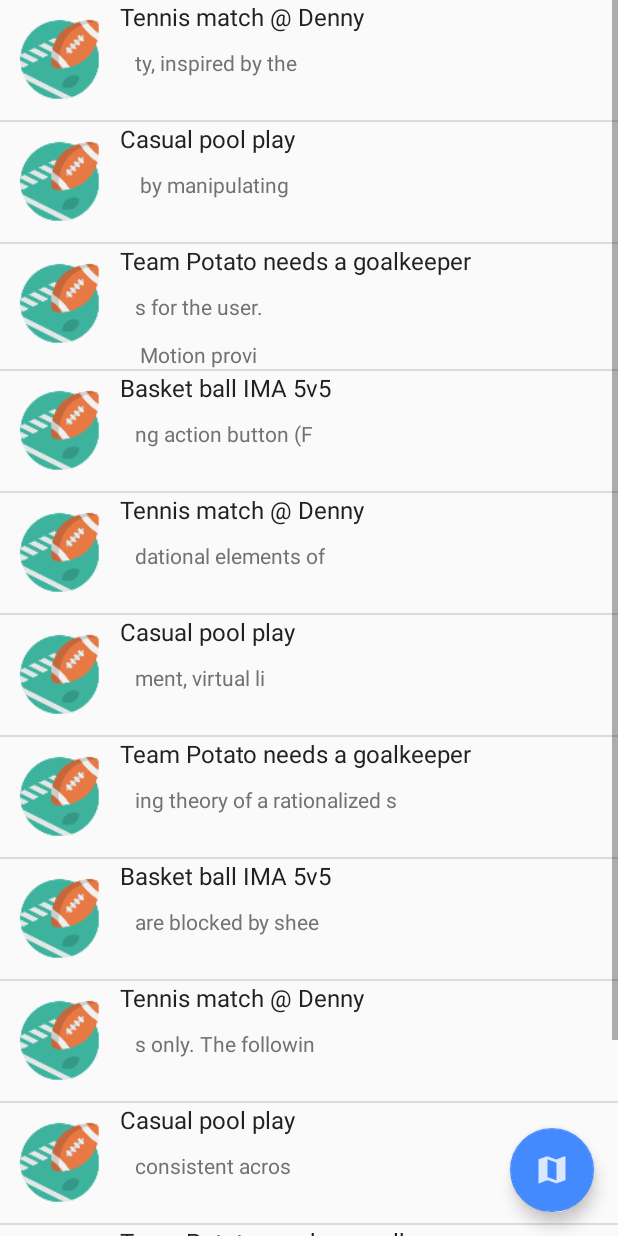
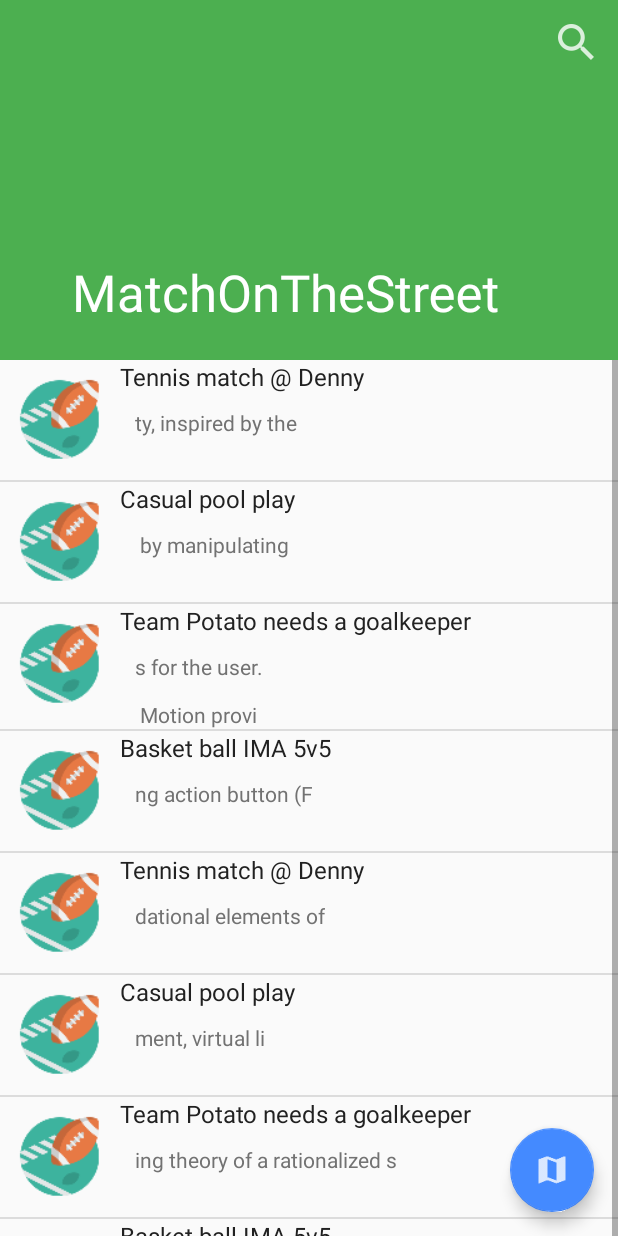
Before and after one commit to MatchOnTheStreet/MatchOnTheStreet, an Android app: the ListViewActivity screen opened directly, with no data from a screen before it, after a tap on "Tennis match @ Denny", on a phone screen of 412 x 824 dp. Run offline under Robolectric (Android 15) with nearby library versions, the light colour scheme and no system bars.

Commit message:
Expandable toolbar in list view in progress. Added RecyclerViewAdapter

```diff
--- a/app/build.gradle
+++ b/app/build.gradle
@@ -2,7 +2,7 @@ apply plugin: 'com.android.application'
 
 android {
     compileSdkVersion 23
-    buildToolsVersion "23.0.2"
+    buildToolsVersion "23.0.1"
 
     defaultConfig {
         applicationId "com.cse403.matchonthestreet"
--- a/app/src/main/java/com/cse403/matchonthestreet/ListViewActivity.java
+++ b/app/src/main/java/com/cse403/matchonthestreet/ListViewActivity.java
@@ -1,14 +1,18 @@
 package com.cse403.matchonthestreet;
 
-import android.app.ListActivity;
-//import android.support.v7.app.AppCompatActivity;
 import android.content.Intent;
 import android.location.Location;
+import android.os.Build;
 import android.os.Bundle;
 import android.support.design.widget.FloatingActionButton;
+import android.support.v7.app.AppCompatActivity;
+import android.support.v7.widget.Toolbar;
+import android.transition.Slide;
+import android.view.Menu;
+import android.view.MenuInflater;
+import android.view.MotionEvent;
 import android.view.View;
 import android.widget.AdapterView;
-import android.widget.ArrayAdapter;
 import android.widget.ListView;
 import android.widget.Toast;
 
@@ -17,6 +21,8 @@ import java.util.Date;
 import java.util.List;
 import java.util.Random;
 
+//import android.support.v7.app.AppCompatActivity;
+
 /**
  * Created by Hao on 2/6/16.
  *
@@ -24,16 +30,20 @@ import java.util.Random;
  * A representation of all available events in a list format.
  *
  */
-public class ListViewActivity extends ListActivity {
+public class ListViewActivity extends AppCompatActivity {
 
     ListView listView;
 
     @Override
     protected void onCreate(Bundle savedInstanceState) {
         super.onCreate(savedInstanceState);
+        initActivityTransitions();
         setContentView(R.layout.activity_list_view);
 
-        //getActionBar().show();
+        //ViewCompat.setTransitionName(findViewById(R.id.app_bar_layout), );
+
+        setSupportActionBar((Toolbar) findViewById(R.id.toolbar));
+        //getSupportActionBar().setDisplayHomeAsUpEnabled(true);
 
         // get ListView obj from xml
         listView = (ListView) findViewById(android.R.id.list);
@@ -42,6 +52,66 @@ public class ListViewActivity extends ListActivity {
         FloatingActionButton fabToMap =
                 (FloatingActionButton) this.findViewById(R.id.fab_list_to_map);
 
+
+        ListViewAdapter listAdapter = new ListViewAdapter(this, R.layout.list_item_layout, populateDummyData());
+        listView.setAdapter(listAdapter);
+
+        // ListView Item Click Listener
+        listView.setOnItemClickListener(new AdapterView.OnItemClickListener() {
+
+            @Override
+            public void onItemClick(AdapterView<?> parent, View view,
+                                    int position, long id) {
+                // ListView Clicked item value
+                String itemValue = ((ListItem) listView.getItemAtPosition(position)).event.location.toString();
+
+                // Show Alert
+                Toast.makeText(getApplicationContext(),
+                        "Item index :" + position + "  Location : " + itemValue, Toast.LENGTH_LONG)
+                        .show();
+
+            }
+
+        });
+
+        fabToMap.setOnClickListener(new View.OnClickListener() {
+            public void onClick(View v) {
+                Intent intent = new Intent(ListViewActivity.this, MapsActivity.class);
+
+                // TODO: send extra msg to map view, e.g. user location
+
+                startActivity(intent);
+            }
+        });
+    }
+
+    @Override
+    public boolean onCreateOptionsMenu(Menu menu) {
+        MenuInflater inflater = getMenuInflater();
+        inflater.inflate(R.menu.list_view_search, menu);
+
+        return true;
+    }
+
+    @Override
+    public boolean dispatchTouchEvent(MotionEvent motionEvent) {
+        try {
+            return super.dispatchTouchEvent(motionEvent);
+        } catch (NullPointerException e) {
+            return false;
+        }
+    }
+
+    private void initActivityTransitions() {
+        if (Build.VERSION.SDK_INT >= Build.VERSION_CODES.LOLLIPOP) {
+            Slide transition = new Slide();
+            transition.excludeTarget(android.R.id.statusBarBackground, true);
+            getWindow().setEnterTransition(transition);
+            getWindow().setReturnTransition(transition);
+        }
+    }
+
+    private List<ListItem> populateDummyData() {
         // Sample string values to store in list
         String[] sampleVal = new String[]{"Tennis match @ Denny",
                 "Casual pool play",
@@ -55,12 +125,6 @@ public class ListViewActivity extends ListActivity {
                 "Casual pool play",
                 "Team Potato needs a goalkeeper",
                 "Basket ball IMA 5v5"};
-
-        // Adapter for the list
-        // Params: (Context, Layout for a row, ID of the TextView, Array of data)
-        /* ArrayAdapter<String> listAdapter = new ArrayAdapter<>(this,
-                android.R.layout.activity_list_item, android.R.id.text1, sampleVal);
-         */
 
         List<ListItem> listItems = new ArrayList<>();
         Random rand = new Random();
@@ -81,40 +145,6 @@ public class ListViewActivity extends ListActivity {
             listItems.add(new ListItem(e));
         }
 
-        ListViewAdapter listAdapter = new ListViewAdapter(this, R.layout.list_item_layout, listItems);
-
-        listView.setAdapter(listAdapter);
-
-        // ListView Item Click Listener
-        listView.setOnItemClickListener(new AdapterView.OnItemClickListener() {
-
-            @Override
-            public void onItemClick(AdapterView<?> parent, View view,
-                                    int position, long id) {
-
-                // ListView Clicked item index
-                int itemPosition = position;
-
-                // ListView Clicked item value
-                String itemValue = ((ListItem) listView.getItemAtPosition(position)).event.location.toString();
-
-                // Show Alert
-                Toast.makeText(getApplicationContext(),
-                        "Item index :" + itemPosition + "  Location : " + itemValue, Toast.LENGTH_LONG)
-                        .show();
-
-            }
-
-        });
-
-        fabToMap.setOnClickListener(new View.OnClickListener() {
-            public void onClick(View v) {
-                Intent intent = new Intent(ListViewActivity.this, MapsActivity.class);
-
-                // TODO: send extra msg to map view, e.g. user location
-
-                startActivity(intent);
-            }
-        });
+        return listItems;
     }
 }
--- /dev/null
+++ b/app/src/main/java/com/cse403/matchonthestreet/RecyclerViewAdapter.java
@@ -0,0 +1,64 @@
+package com.cse403.matchonthestreet;
+
+import android.content.Context;
+import android.support.v7.widget.RecyclerView;
+import android.view.LayoutInflater;
+import android.view.View;
+import android.view.ViewGroup;
+import android.widget.ImageView;
+import android.widget.TextView;
+
+import java.util.List;
+
+/**
+ * Created by whale on 2/17/16.
+ */
+public class RecyclerViewAdapter extends RecyclerView.Adapter<RecyclerViewAdapter.ViewHolder> {
+
+    private List<ListItem> items;
+    private Context context;
+
+    public RecyclerViewAdapter(Context context, List<ListItem> items) {
+        this.items = items;
+        this.context = context;
+    }
+
+    @Override
+    public ViewHolder onCreateViewHolder(ViewGroup viewGroup, int pos) {
+        View view = LayoutInflater.from(viewGroup.getContext()).inflate(
+                R.layout.list_item_layout, null
+        );
+        ViewHolder viewHolder = new ViewHolder(view);
+        return viewHolder;
+    }
+
+    @Override
+    public void onBindViewHolder(ViewHolder viewHolder, int pos) {
+        ListItem listItem = items.get(pos);
+
+        // Set the title and description of the listed item
+        viewHolder.txtDesc.setText(listItem.getDesc());
+        viewHolder.txtTitle.setText(listItem.getTitle());
+
+        // TODO: Here I hardcoded the image resource
+        viewHolder.imageView.setImageResource(R.mipmap.ic_launcher);
+    }
+
+    @Override
+    public int getItemCount() {
+        return (items != null ? items.size() : 0);
+    }
+
+    public class ViewHolder extends RecyclerView.ViewHolder {
+        ImageView imageView;
+        TextView txtTitle;
+        TextView txtDesc;
+
+        public ViewHolder(View v) {
+            super(v);
+            this.imageView = (ImageView) v.findViewById(R.id.icon);
+            this.txtTitle = (TextView) v.findViewById(R.id.title);
+            this.txtDesc = (TextView) v.findViewById(R.id.desc);
+        }
+    }
+}
--- a/app/src/main/res/layout/activity_list_view.xml
+++ b/app/src/main/res/layout/activity_list_view.xml
@@ -5,13 +5,60 @@
     xmlns:app="http://schemas.android.com/apk/res-auto"
     android:layout_width="match_parent"
     android:layout_height="match_parent"
+    android:fitsSystemWindows="true"
     android:theme="@style/AppTheme">
 
-    <ListView
-        android:id="@android:id/list"
+    <android.support.design.widget.AppBarLayout
+        android:id="@+id/app_bar_layout"
+        android:layout_width="match_parent"
+        android:layout_height="240dp"
+        android:theme="@style/ThemeOverlay.AppCompat.Dark.ActionBar"
+        android:fitsSystemWindows="true">
+
+        <android.support.design.widget.CollapsingToolbarLayout
+            android:id="@+id/collapsing_toolbar"
+            android:layout_width="match_parent"
+            android:layout_height="match_parent"
+            app:layout_scrollFlags="scroll|exitUntilCollapsed"
+            app:contentScrim="?attr/colorPrimary"
+            app:expandedTitleMarginStart="48dp"
+            app:expandedTitleMarginEnd="64dp"
+            android:fitsSystemWindows="true">
+
+            <!--com.antonioleiva.materializeyourapp.SquareImageView
+                android:id="@+id/image"
+                android:layout_width="match_parent"
+                android:layout_height="wrap_content"
+                android:scaleType="centerCrop"
+                android:fitsSystemWindows="true"
+                app:layout_collapseMode="parallax"/-->
+
+
+            <android.support.v7.widget.Toolbar
+                android:id="@+id/toolbar"
+                android:layout_width="match_parent"
+                android:layout_height="?attr/actionBarSize"
+                app:popupTheme="@style/ThemeOverlay.AppCompat.Light"
+                app:layout_collapseMode="pin" />
+
+        </android.support.design.widget.CollapsingToolbarLayout>
+
+    </android.support.design.widget.AppBarLayout>
+
+    <android.support.v4.widget.NestedScrollView
+        android:layout_width="match_parent"
         android:layout_height="match_parent"
-        android:layout_width="match_parent">
-    </ListView>
+        android:scrollbars="none"
+        app:layout_behavior="@string/appbar_scrolling_view_behavior"
+        android:fillViewport="true"
+        >
+        <ListView
+            android:id="@android:id/list"
+            android:layout_height="match_parent"
+            android:layout_width="match_parent">
+        </ListView>
+    </android.support.v4.widget.NestedScrollView>
+
 
     <android.support.design.widget.FloatingActionButton
         android:id="@+id/fab_list_to_map"
--- /dev/null
+++ b/app/src/main/res/menu/list_view_search.xml
@@ -0,0 +1,9 @@
+<?xml version="1.0" encoding="utf-8"?>
+<menu xmlns:android="http://schemas.android.com/apk/res/android"
+    xmlns:app="http://schemas.android.com/apk/res-auto">
+    <item android:id="@+id/list_search"
+        android:title="@string/list_search_title"
+        android:icon="@drawable/ic_search"
+        app:showAsAction="collapseActionView|ifRoom"
+        android:actionViewClass="android.widget.SearchView" />
+</menu>
--- a/app/src/main/res/values/strings.xml
+++ b/app/src/main/res/values/strings.xml
@@ -113,4 +113,7 @@
     <string name="navigation_drawer_open">Open navigation drawer</string>
     <string name="navigation_drawer_close">Close navigation drawer</string>
     <string name="title_activity_nav">NavActivity</string>
+
+    <!-- ListView search bar -->
+    <string name="list_search_title">Search for keyword</string>
 </resources>
```
Also changed, not shown: app/src/main/res/drawable-hdpi/ic_search.png (added), app/src/main/res/drawable-mdpi/ic_search.png (added), app/src/main/res/drawable-xhdpi/ic_search.png (added), app/src/main/res/drawable-xxhdpi/ic_search.png (added).
